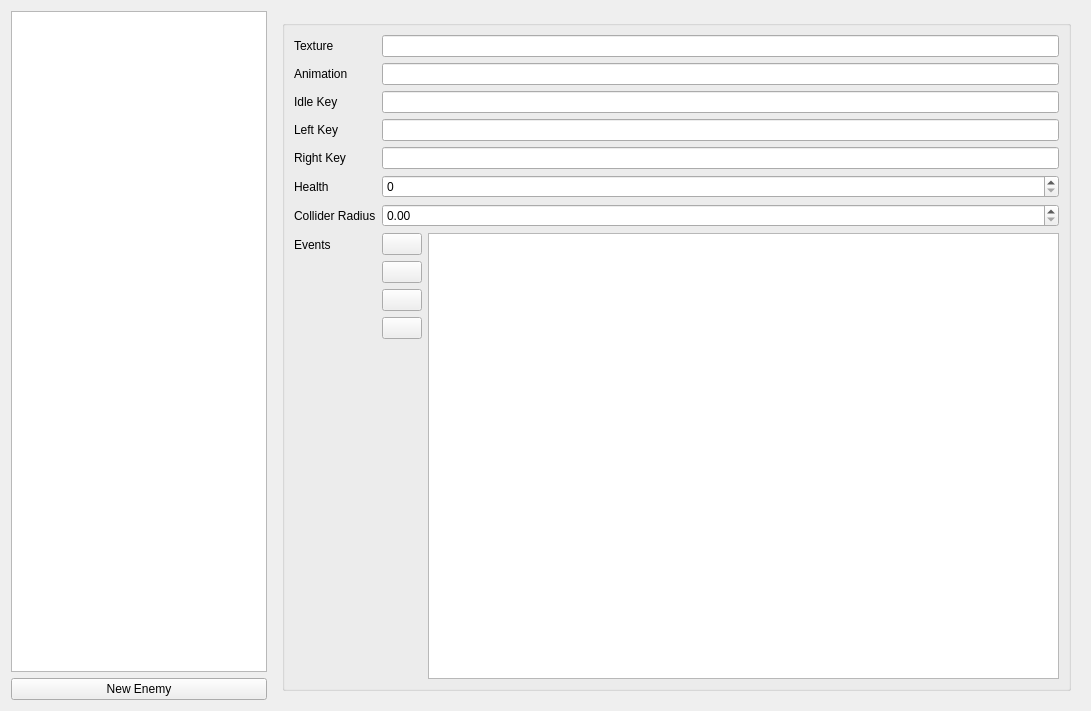
Old version of the form tools/def_editor/ui/enemies.ui in the repository aleios/SpaceProjectDreamcast.
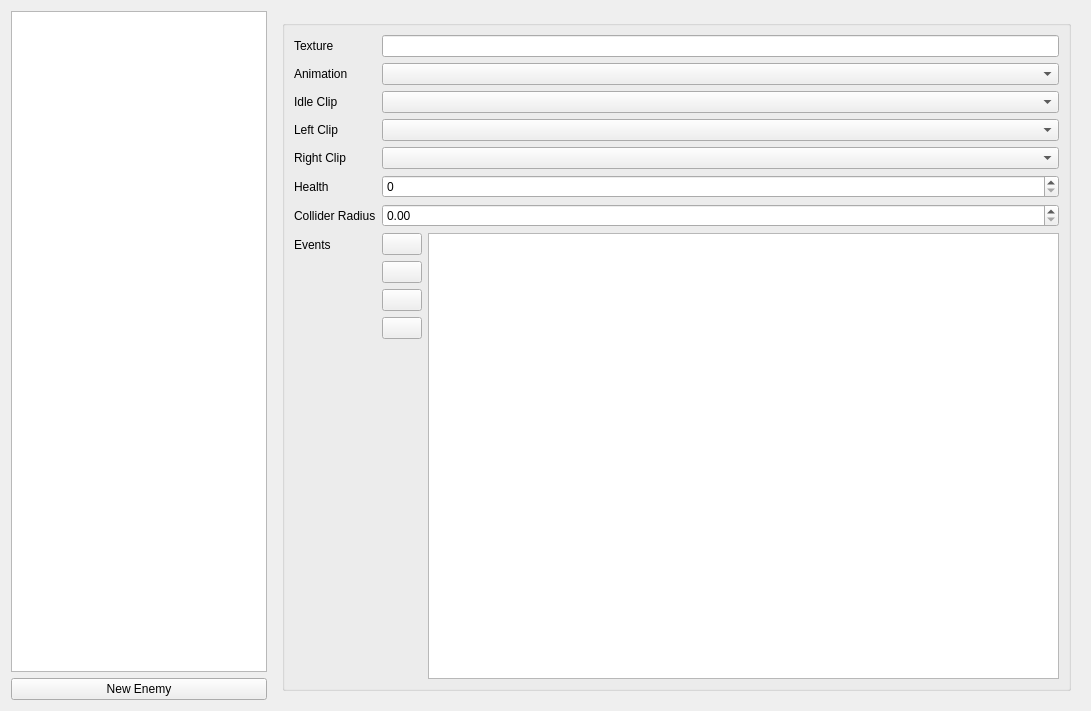
New version of the form. Icons and pictures are not drawn.

Commit message: feat: Convert animation key and clip textboxes to dropdowns.

```diff
--- a/tools/def_editor/ui/enemies.ui
+++ b/tools/def_editor/ui/enemies.ui
@@ -84,39 +84,27 @@
             </property>
            </widget>
           </item>
-          <item row="1" column="1">
-           <widget class="QLineEdit" name="tbAnimation"/>
-          </item>
           <item row="2" column="0">
            <widget class="QLabel" name="label_6">
             <property name="text">
-             <string>Idle Key</string>
+             <string>Idle Clip</string>
             </property>
            </widget>
           </item>
-          <item row="2" column="1">
-           <widget class="QLineEdit" name="tbIdleKey"/>
-          </item>
           <item row="3" column="0">
            <widget class="QLabel" name="label_7">
             <property name="text">
-             <string>Left Key</string>
+             <string>Left Clip</string>
             </property>
            </widget>
           </item>
-          <item row="3" column="1">
-           <widget class="QLineEdit" name="tbLeftKey"/>
-          </item>
           <item row="4" column="0">
            <widget class="QLabel" name="label_8">
             <property name="text">
-             <string>Right Key</string>
+             <string>Right Clip</string>
             </property>
            </widget>
           </item>
-          <item row="4" column="1">
-           <widget class="QLineEdit" name="tbRightKey"/>
-          </item>
           <item row="5" column="0">
            <widget class="QLabel" name="label_10">
             <property name="text">
@@ -222,6 +210,46 @@
             </property>
            </widget>
           </item>
+          <item row="1" column="1">
+           <widget class="QComboBox" name="cbAnimation">
+            <property name="sizePolicy">
+             <sizepolicy hsizetype="MinimumExpanding" vsizetype="Fixed">
+              <horstretch>0</horstretch>
+              <verstretch>0</verstretch>
+             </sizepolicy>
+            </property>
+           </widget>
+          </item>
+          <item row="2" column="1">
+           <widget class="QComboBox" name="cbIdleClip">
+            <property name="sizePolicy">
+             <sizepolicy hsizetype="MinimumExpanding" vsizetype="Fixed">
+              <horstretch>0</horstretch>
+              <verstretch>0</verstretch>
+             </sizepolicy>
+            </property>
+           </widget>
+          </item>
+          <item row="3" column="1">
+           <widget class="QComboBox" name="cbLeftClip">
+            <property name="sizePolicy">
+             <sizepolicy hsizetype="MinimumExpanding" vsizetype="Fixed">
+              <horstretch>0</horstretch>
+              <verstretch>0</verstretch>
+             </sizepolicy>
+            </property>
+           </widget>
+          </item>
+          <item row="4" column="1">
+           <widget class="QComboBox" name="cbRightClip">
+            <property name="sizePolicy">
+             <sizepolicy hsizetype="MinimumExpanding" vsizetype="Fixed">
+              <horstretch>0</horstretch>
+              <verstretch>0</verstretch>
+             </sizepolicy>
+            </property>
+           </widget>
+          </item>
          </layout>
         </widget>
        </item>
```
The commit also changes 8 other files.
